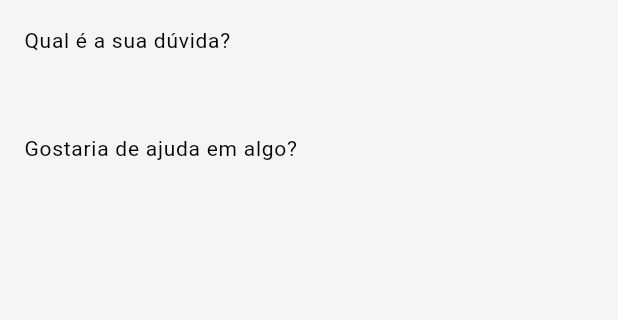
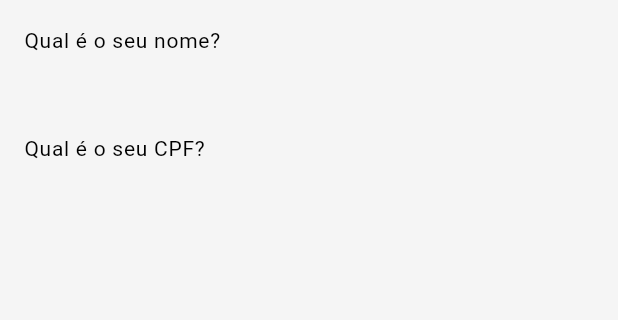
Before and after one commit to andersonmunizs/Software_Integration_Flutter, a Flutter app: the ChatScreen screen opened by its route, on a phone screen of 412 x 824 dp, the part 84-404 px from its top. Run offline on Flutter 3.47's test engine with Material 3 defaults, Android fonts, the phone set to English and light mode, and no system bars; our stand-ins replace fl_chart.

Commit message:
chat_screen "textoPergunta" fix

```diff
--- a/lib/src/screens/chat_screen.dart
+++ b/lib/src/screens/chat_screen.dart
@@ -8,8 +8,8 @@ class ChatScreen extends StatefulWidget {
 
 class _ChatScreenState extends State<ChatScreen> {
   final List<Map<String, String>> chatMessages = [
-    {"textoPergunta": "Qual é a sua dúvida?", "resposta": ""},
-    {"textoPergunta": "Gostaria de ajuda em algo?", "resposta": ""},
+    {"textoPergunta": "Qual é o seu nome?", "resposta": ""},
+    {"textoPergunta": "Qual é o seu CPF?", "resposta": ""},
   ];
   final TextEditingController messageController = TextEditingController();
 
```
